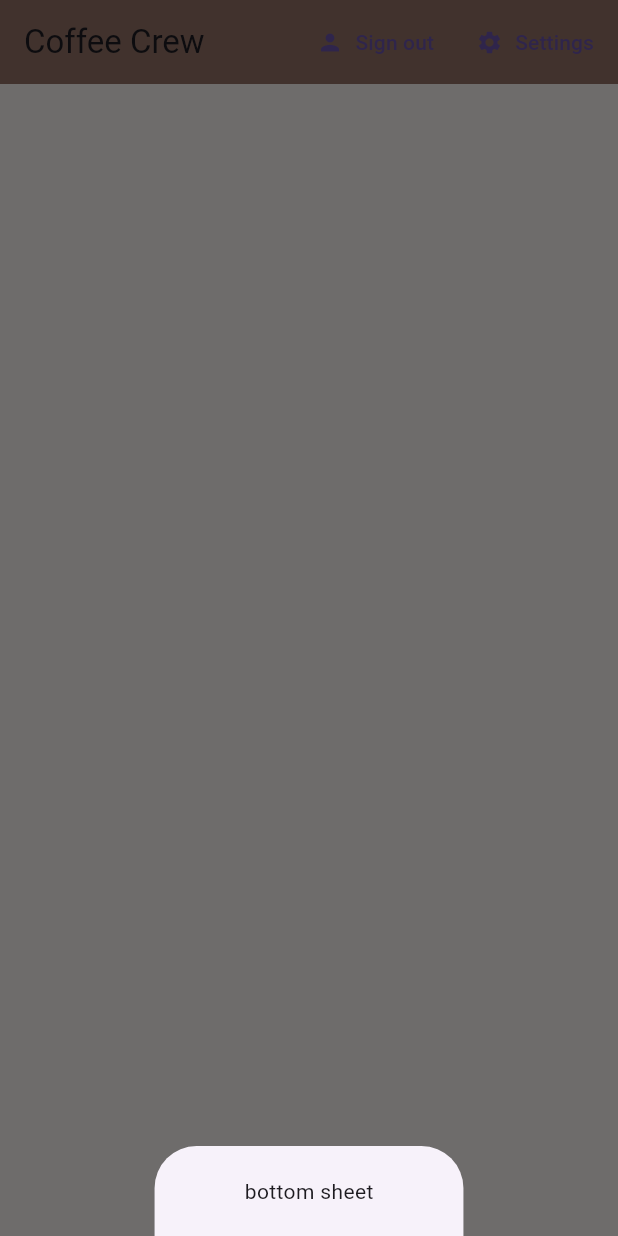
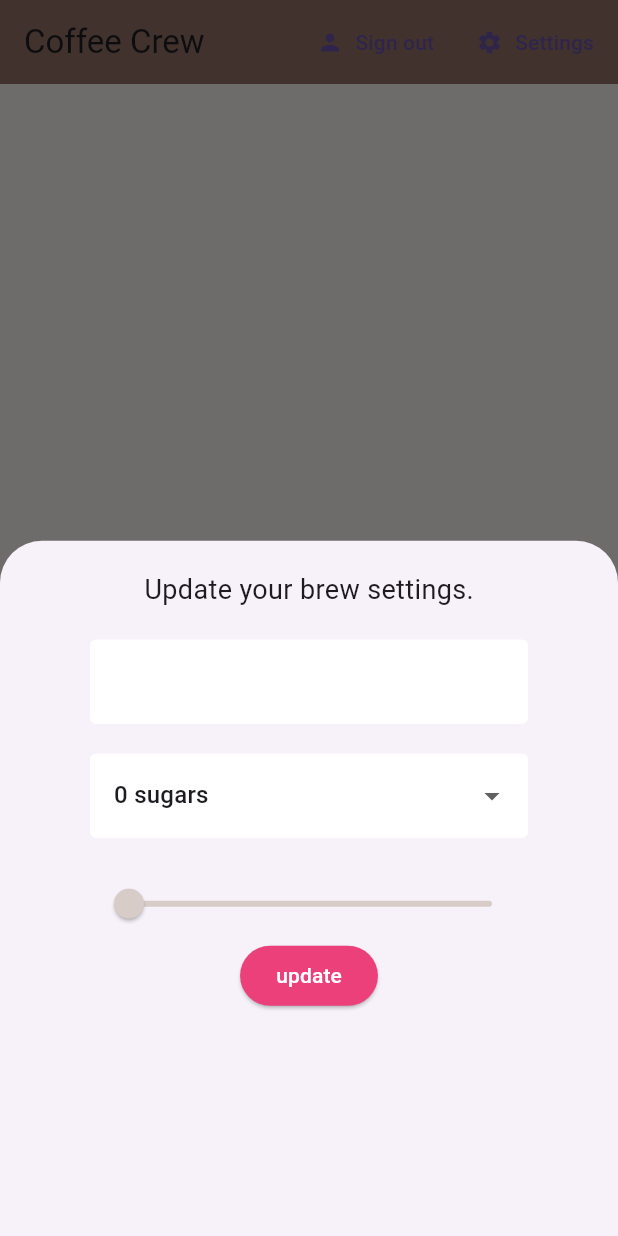
Before and after one commit to phorian/coffee_crew, a Flutter app: the screen it shows once a user with an empty profile is signed in, after a tap on "Settings", on a phone screen of 412 x 824 dp. Run offline on Flutter 3.47's test engine with Material 3 defaults, Android fonts, the phone set to English and light mode, and no system bars; our stand-ins replace cloud_firestore, firebase_auth, firebase_core; accounts and stored records are empty.

Commit message:
create:User Data Model and display on the app

```diff
--- a/lib/models/user.dart
+++ b/lib/models/user.dart
@@ -5,3 +5,13 @@ class UserModel {
   UserModel ({this.uid});
 
 }
+
+
+class UserData {
+  final String? uid;
+  final String? name;
+  final String? sugars;
+  final String? strength;
+
+  UserData({ this.uid, this.name, this.sugars, this.strength });
+}
--- a/lib/screens/home/home.dart
+++ b/lib/screens/home/home.dart
@@ -1,4 +1,5 @@
 import 'package:coffee_crew/models/brew_model.dart';
+import 'package:coffee_crew/screens/home/settings_form.dart';
 import 'package:coffee_crew/services/auth.dart';
 import 'package:flutter/material.dart';
 import 'package:coffee_crew/services/db.dart';
@@ -17,7 +18,7 @@ class Home extends StatelessWidget {
       showModalBottomSheet(context: context, builder: (context) {
         return Container(
           padding: EdgeInsets.symmetric(vertical: 20.0, horizontal: 60.0),
-          child: Text('bottom sheet'),
+          child: SettingsForm(),
         );
       });
     }
--- a/lib/screens/home/settings_form.dart
+++ b/lib/screens/home/settings_form.dart
@@ -26,10 +26,57 @@ class _SettingsFormState extends State<SettingsForm> {
           Text(
             'Update your brew settings.',
             style: TextStyle(fontSize: 18.0),
+          ),
+          SizedBox(height: 20.0),
+          TextFormField(
+            decoration: textInputDecoration,
+            validator: (val) => val!.isEmpty ? 'Please enter a name' : null,
+            onChanged: (val) => setState(() => _currentName = val)
+          ),
+          SizedBox(height: 20.0),
+
+          //dropdown
+          DropdownButtonFormField(
+            decoration: textInputDecoration,
+              value: _currentSugars ?? '0',
+              items: sugars.map((sugar){
+                return DropdownMenuItem(
+                    value: sugar,
+                    child: Text('$sugar sugars')
+                );
+
+              }).toList(),
+              onChanged: (val) => setState(() => _currentSugars = val)
+          ),
+          SizedBox(height: 20.0),
+          //slider
+          Slider(
+              min: 100,
+              max: 900,
+              divisions: 8,
+              value: (_currentStrength ?? 100).toDouble(),
+              activeColor: Colors.brown[_currentStrength ?? 100],
+              inactiveColor: Colors.brown[_currentStrength ?? 100],
+              onChanged: (val) => setState(() => _currentStrength = val.round()),
+          ),
+
+          ElevatedButton(
+            style: ElevatedButton.styleFrom(
+              backgroundColor: Colors.pink[400],
+            ),
+            child: Text(
+              'update',
+              style: TextStyle(color: Colors.white),
+            ),
+              onPressed: () async {
+              print(_currentName);
+              print(_currentSugars);
+              print(_currentStrength);
+              }
           )
         ],
       ),
 
-    )
+    );
   }
 }
```
Also changed, not shown: lib/services/db.dart (+18 -0 lines).
